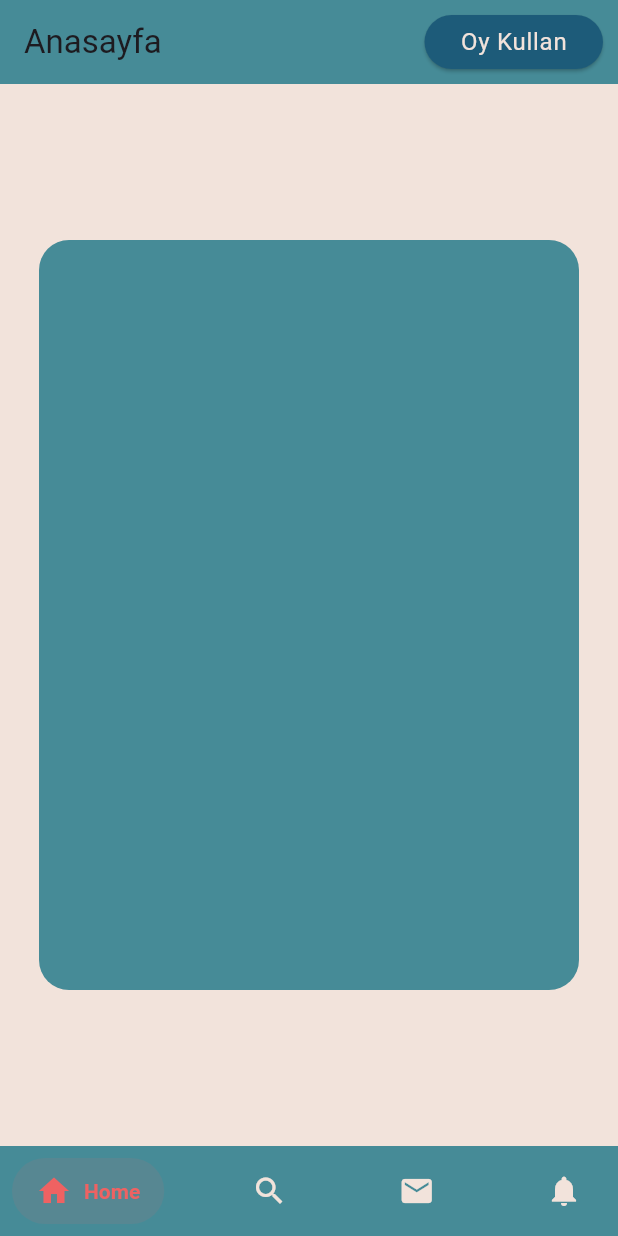
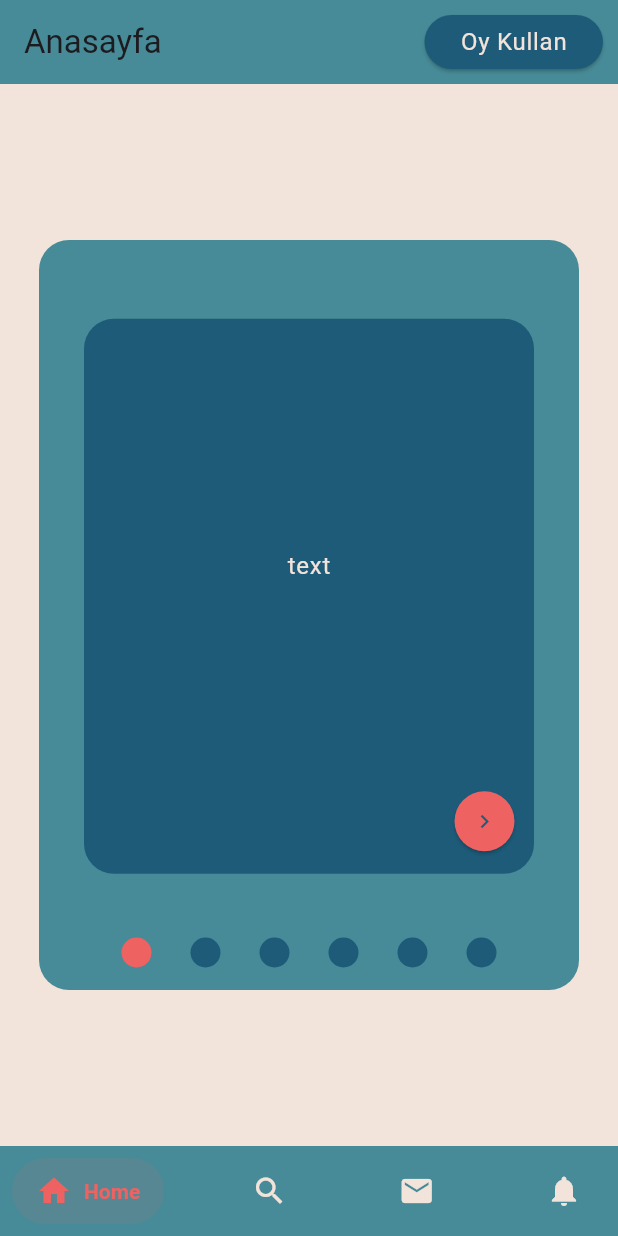
Before and after one commit to Ahmetyldzz/Digital-Election-Mobile, a Flutter app: the EnteredHomePage screen opened directly, on a phone screen of 412 x 824 dp. Run offline on Flutter 3.47's test engine with Material 3 defaults, Android fonts, the phone set to English and light mode, and no system bars; drawn by our look-alikes of salomon_bottom_bar; our stand-ins replace dio, dot_navigation_bar; network calls fail.

Commit message:
Entered Home Page update

```diff
--- a/flutter_bitirme_projesi/lib/Entered_Homepage/entered_home_page.dart
+++ b/flutter_bitirme_projesi/lib/Entered_Homepage/entered_home_page.dart
@@ -1,4 +1,5 @@
 import 'package:flutter/material.dart';
+import 'package:flutter_bitirme_projesi/Not_Entered_Homepage/home_page.dart';
 import 'package:flutter_bitirme_projesi/Use_General_Project/custom_func.dart';
 import 'package:flutter_bitirme_projesi/Use_General_Project/general_frame.dart';
 import 'package:flutter_bitirme_projesi/Use_General_Project/project_colors.dart';
@@ -19,8 +20,18 @@ class _EnteredHomePageState extends State<EnteredHomePage> {
       tesr1 = !tesr1;
     });
   }
+   final PageController _pageController = PageController(initialPage: 0);
+  int _activePage = 0;
+  final List<Widget> pages = [
+    UstKisim(text: "text"),
+    UstKisim(text: "selam"),
+    UstKisim(text: "merhaba"),
+    UstKisim(text: "halo"),
+    UstKisim(text: "halasdasdo"),
+    UstKisim(text: "asdasdasdasdasdasda"),
+  ];
 
-  bool _ActiveButton = false;
+ bool _ActiveButton = false;
   void buttonChanged() {
     setState(() {
       _ActiveButton = !_ActiveButton;
@@ -58,8 +69,34 @@ class _EnteredHomePageState extends State<EnteredHomePage> {
             title: Text("Anasayfa"),
           ),
           body: GeneralFrame(
-              child:
-                  Visibility(visible: tesr1, child: ElectionEnterTypeMenu())),
+              child:Column(
+        children: [
+          Expanded(
+            flex: 9,
+            child: Padding(
+                padding: const EdgeInsets.only(left: 15, right: 15),
+                child: PageView.builder(
+                  controller: _pageController,
+                  onPageChanged: (int page) {
+                    setState(() {
+                      _activePage = page;
+                    });
+                  },
+                  itemCount: pages.length,
+                  itemBuilder: (context, index) {
+                    return pages[index % pages.length];
+                  },
+                )),
+          ),
+          Expanded(
+              flex: 1,
+              child: AltKisim(
+                  pages: pages,
+                  pageController: _pageController,
+                  activePage: _activePage)),
+        ],
+      ),
+                  /* Visibility(visible: tesr1, child: ElectionEnterTypeMenu()) */),
         ),
         /* Container(
           color: Colors.amber,
```
